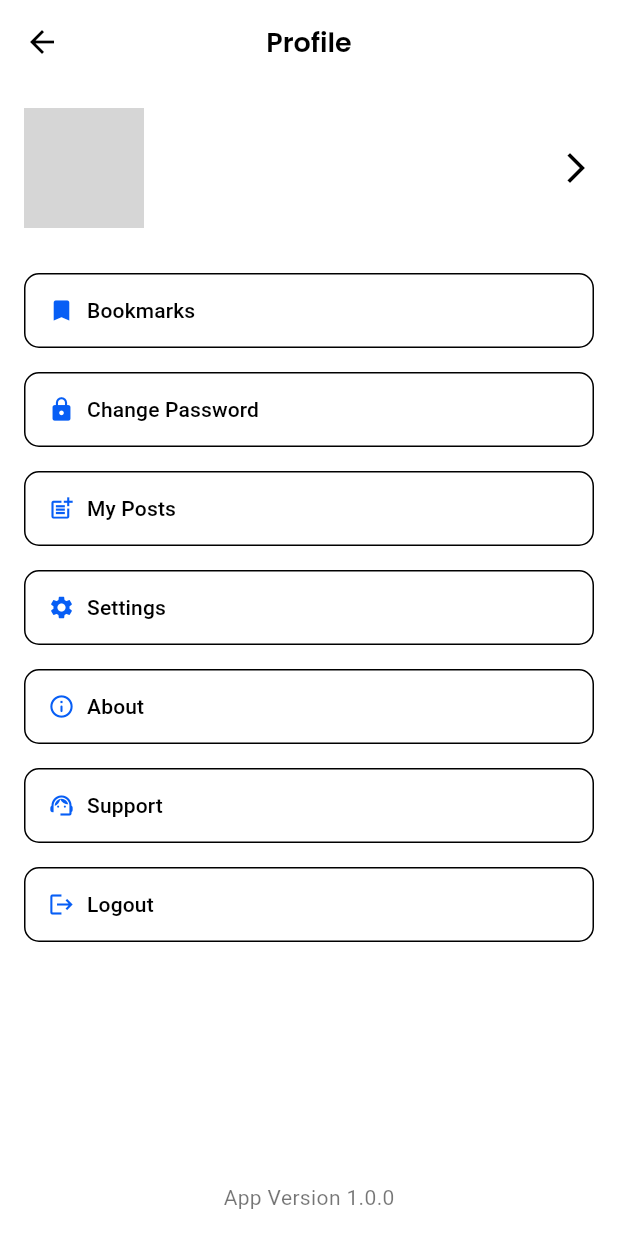
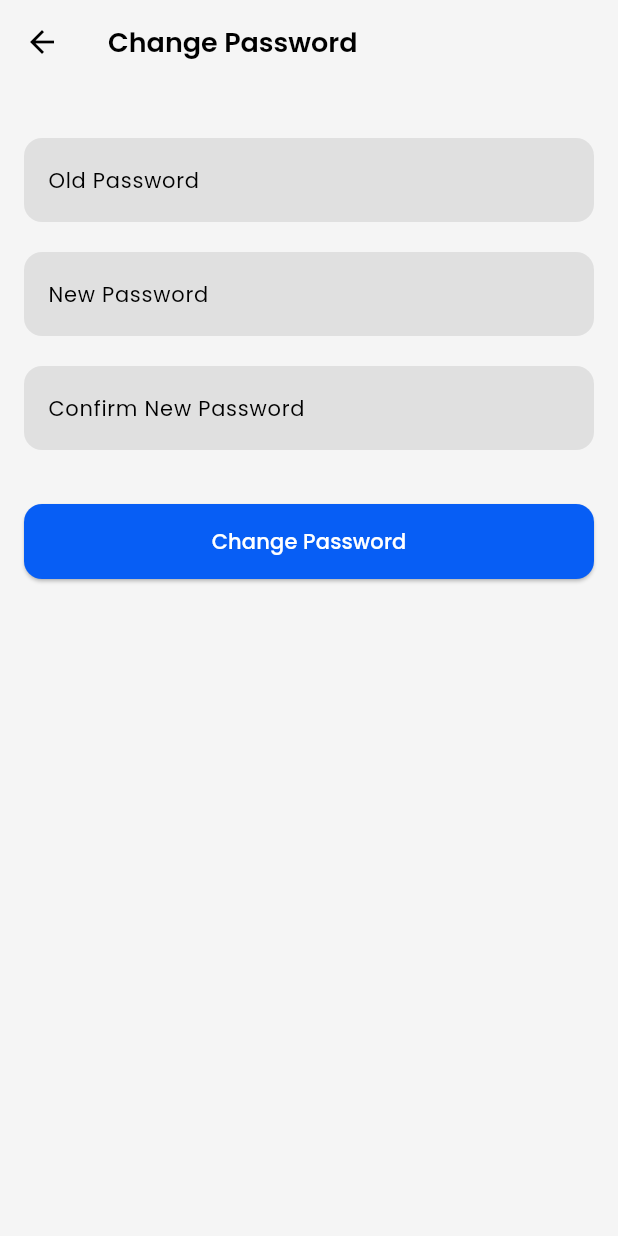
Before and after one commit to mrmuslih-matmsh/Exploreo, a Flutter app: the ProfileScreen screen opened directly, after a tap on "Change Password", on a phone screen of 412 x 824 dp. Run offline on Flutter 3.47's test engine with Material 3 defaults, Android fonts, the phone set to English and light mode, and no system bars; our stand-ins replace cloud_firestore, firebase_core, flutter_gemini, flutter_rating_bar, image_picker, shared_preferences and 1 more; accounts and stored records are empty; network calls fail; grey boxes are pictures that could not be loaded.

Commit message:
added and implemented change password screen

```diff
--- /dev/null
+++ b/lib/Screens/change_password.dart
@@ -0,0 +1,229 @@
+import 'package:flutter/material.dart';
+import 'package:cloud_firestore/cloud_firestore.dart';
+import 'package:shared_preferences/shared_preferences.dart';
+
+import '../Components/color.dart';
+
+class ChangePasswordScreen extends StatefulWidget {
+  const ChangePasswordScreen({super.key});
+
+  @override
+  State<ChangePasswordScreen> createState() => _ChangePasswordScreenState();
+}
+
+class _ChangePasswordScreenState extends State<ChangePasswordScreen> {
+  final _oldPasswordController = TextEditingController();
+  final _newPasswordController = TextEditingController();
+  final _confirmPasswordController = TextEditingController();
+  final _formKey = GlobalKey<FormState>();
+  bool _isLoading = false;
+
+  Future<void> _updatePassword() async {
+    if (!_formKey.currentState!.validate()) {
+      return;
+    }
+
+    setState(() {
+      _isLoading = true;
+    });
+
+    try {
+      final prefs = await SharedPreferences.getInstance();
+      final email = prefs.getString('email');
+      if (email == null) {
+        throw Exception("User not logged in.");
+      }
+
+      // Get the current user's document from Firestore
+      final userDoc =
+          await FirebaseFirestore.instance.collection('users').doc(email).get();
+
+      if (!userDoc.exists) {
+        throw Exception("User not found.");
+      }
+
+      final oldPassword = userDoc.data()?['password'];
+
+      if (_oldPasswordController.text != oldPassword) {
+        throw Exception("Old password is incorrect.");
+      }
+
+      // Update the password in Firestore
+      await FirebaseFirestore.instance.collection('users').doc(email).update({
+        'password': _newPasswordController.text,
+      });
+
+      ScaffoldMessenger.of(context).showSnackBar(
+        const SnackBar(content: Text('Password updated successfully!')),
+      );
+      Navigator.pop(context);
+    } catch (e) {
+      ScaffoldMessenger.of(context).showSnackBar(
+        SnackBar(content: Text('Error: ${e.toString()}')),
+      );
+    } finally {
+      setState(() {
+        _isLoading = false;
+      });
+    }
+  }
+
+  @override
+  Widget build(BuildContext context) {
+    return Scaffold(
+      backgroundColor: primaryColor,
+      appBar: AppBar(
+        title: const Text(
+          'Change Password',
+          style: TextStyle(
+            fontSize: 18,
+            fontFamily: 'PoppinsSemiBold',
+            color: Colors.black,
+          ),
+        ),
+        backgroundColor: primaryColor,
+        elevation: 0,
+        iconTheme: const IconThemeData(color: Colors.black),
+      ),
+      body: SingleChildScrollView(
+        child: Padding(
+          padding: const EdgeInsets.all(16.0),
+          child: Form(
+            key: _formKey,
+            child: Column(
+              crossAxisAlignment: CrossAxisAlignment.stretch,
+              children: [
+                const SizedBox(height: 20),
+                // Old password text field
+                TextFormField(
+                  controller: _oldPasswordController,
+                  obscureText: true,
+                  decoration: InputDecoration(
+                    labelText: 'Old Password',
+                    labelStyle: const TextStyle(
+                      fontFamily: 'PoppinsRegular',
+                      fontSize: 14,
+                      color: Colors.black,
+                    ),
+                    hintText: 'Enter your old password',
+                    hintStyle: const TextStyle(
+                      fontFamily: 'PoppinsRegular',
+                      fontSize: 14,
+                      color: Colors.grey,
+                    ),
+                    filled: true,
+                    fillColor: Colors.grey.shade300,
+                    border: OutlineInputBorder(
+                      borderRadius: BorderRadius.circular(12),
+                      borderSide: BorderSide.none,
+                    ),
+                  ),
+                  validator: (value) {
+                    if (value == null || value.isEmpty) {
+                      return 'Please enter your old password';
+                    }
+                    return null;
+                  },
+                ),
+                const SizedBox(height: 20),
+
+                // New password text field
+                TextFormField(
+                  controller: _newPasswordController,
+                  obscureText: true,
+                  decoration: InputDecoration(
+                    labelText: 'New Password',
+                    labelStyle: const TextStyle(
+                      fontFamily: 'PoppinsRegular',
+                      fontSize: 14,
+                      color: Colors.black,
+                    ),
+                    hintText: 'Enter your new password',
+                    hintStyle: const TextStyle(
+                      fontFamily: 'PoppinsRegular',
+                      fontSize: 14,
+                      color: Colors.grey,
+                    ),
+                    filled: true,
+                    fillColor: Colors.grey.shade300,
+                    border: OutlineInputBorder(
+                      borderRadius: BorderRadius.circular(12),
+                      borderSide: BorderSide.none,
+                    ),
+                  ),
+                  validator: (value) {
+                    if (value == null || value.isEmpty) {
+                      return 'Please enter your new password';
+                    }
+                    return null;
+                  },
+                ),
+                const SizedBox(height: 20),
+
+                // Confirm new password text field
+                TextFormField(
+                  controller: _confirmPasswordController,
+                  obscureText: true,
+                  decoration: InputDecoration(
+                    labelText: 'Confirm New Password',
+                    labelStyle: const TextStyle(
+                      fontFamily: 'PoppinsRegular',
+                      fontSize: 14,
+                      color: Colors.black,
+                    ),
+                    hintText: 'Confirm your new password',
+                    hintStyle: const TextStyle(
+                      fontFamily: 'PoppinsRegular',
+                      fontSize: 14,
+                      color: Colors.grey,
+                    ),
+                    filled: true,
+                    fillColor: Colors.grey.shade300,
+                    border: OutlineInputBorder(
+                      borderRadius: BorderRadius.circular(12),
+                      borderSide: BorderSide.none,
+                    ),
+                  ),
+                  validator: (value) {
+                    if (value == null || value.isEmpty) {
+                      return 'Please confirm your new password';
+                    }
+                    if (value != _newPasswordController.text) {
+                      return 'Passwords do not match';
+                    }
+                    return null;
+                  },
+                ),
+                const SizedBox(height: 36),
+
+                // Change password button
+                ElevatedButton(
+                  onPressed: _isLoading ? null : _updatePassword,
+                  style: ElevatedButton.styleFrom(
+                    backgroundColor: secondaryColor,
+                    shape: RoundedRectangleBorder(
+                      borderRadius: BorderRadius.circular(12),
+                    ),
+                    minimumSize: const Size(double.infinity, 50),
+                  ),
+                  child: _isLoading
+                      ? const CircularProgressIndicator(
+                          color: secondaryColor,
+                        )
+                      : const Text(
+                          'Change Password',
+                          style: TextStyle(
+                            fontFamily: 'PoppinsMedium',
+                            fontSize: 14,
+                            color: Colors.white,
+                          ),
+                        ),
+                ),
+              ],
+            ),
+          ),
+        ),
+      ),
+    );
+  }
+}
--- a/lib/Screens/profile.dart
+++ b/lib/Screens/profile.dart
@@ -1,5 +1,5 @@
 import 'package:exploreo/Screens/bookmarks_screen.dart';
-import 'package:exploreo/Screens/chat_screen.dart';
+import 'package:exploreo/Screens/change_password.dart';
 import 'package:exploreo/Screens/my_posts_screen.dart';
 import 'package:shared_preferences/shared_preferences.dart';
 import 'package:flutter/material.dart';
@@ -179,7 +179,12 @@ class _ProfileScreenState extends State<ProfileScreen> {
                           icon: Icons.lock,
                           label: 'Change Password',
                           onPressed: () {
-                            // Navigate to Change Password Screen
+                            Navigator.push(
+                              context,
+                              MaterialPageRoute(
+                                builder: (context) => ChangePasswordScreen(),
+                              ),
+                            );
                           },
                         ),
                         _buildProfileButton(
```
